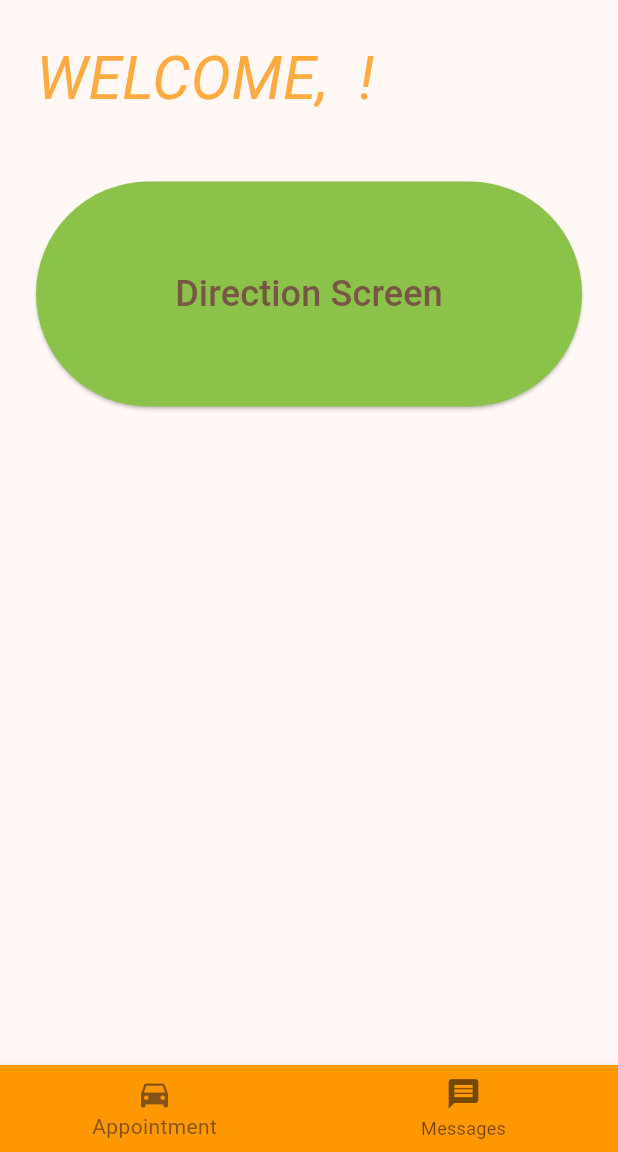
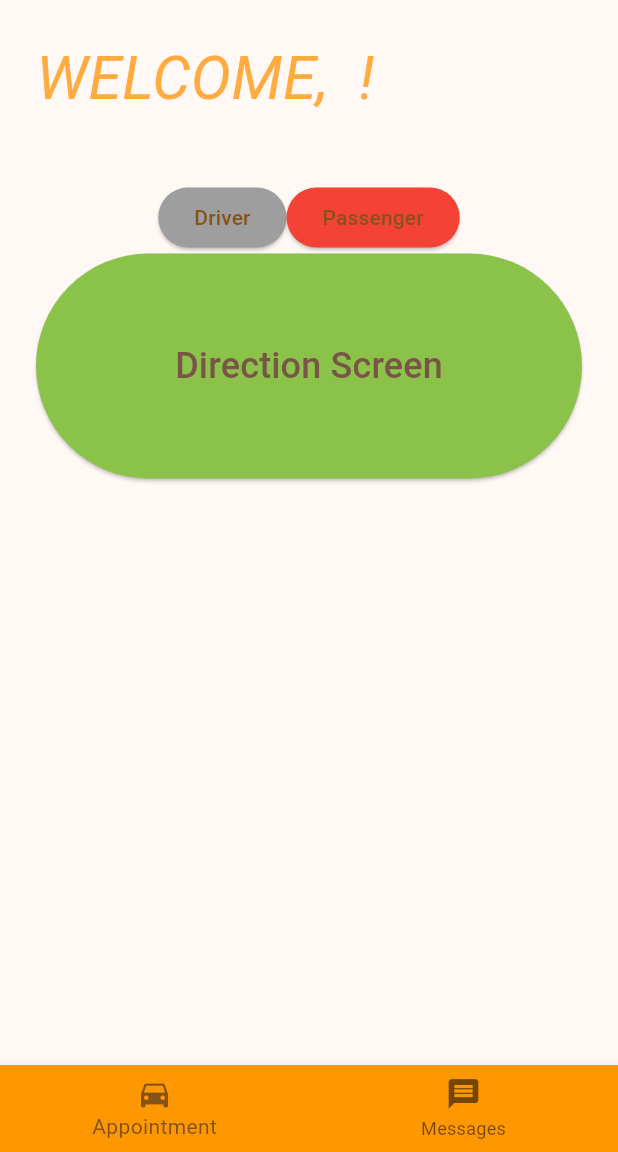
Before and after one commit to ykcnngl/ecodrive_SE380, a Flutter app: the MyHomePage screen opened directly, on a phone screen of 412 x 824 dp, the part 84-1236 px from its top. Run offline on Flutter 3.47's test engine with Material 3 defaults, Android fonts, the phone set to English and light mode, and no system bars; our stand-ins replace cloud_firestore, firebase_auth, firebase_core, geolocator, google_maps_flutter, image_picker; accounts and stored records are empty.

Commit message:
Update myhomepage.dart
Choosing Driver and Passenger part added to HomePage.

```diff
--- a/lib/Homepage/myhomepage.dart
+++ b/lib/Homepage/myhomepage.dart
@@ -18,8 +18,9 @@ class MyHomePage extends StatefulWidget {
 }
 
 class _MyHomePageState extends State<MyHomePage> {
-
   var username;
+  bool isDriver = false; // Driver mı Passenger mı bunu kontrol edecek
+  // Direction screnndekinin bundan farkı o direk ilk değer atıyor init state ile çalışma gibi
 
   @override
   void initState() {
@@ -38,14 +39,12 @@ class _MyHomePageState extends State<MyHomePage> {
 
   void signout() {
     FirebaseAuth.instance.signOut();
-    if(context.mounted){
-        Navigator.of(context)
-            .push(MaterialPageRoute(builder: (context) {
+    if (context.mounted) {
+      Navigator.of(context).push(MaterialPageRoute(builder: (context) {
         return const Welcomepage();
       }));
     }
   }
-
 
   @override
   Widget build(BuildContext context) {
@@ -82,6 +81,33 @@ class _MyHomePageState extends State<MyHomePage> {
               ),
             ),
             const SizedBox(height: 40),
+            Row(
+              mainAxisAlignment: MainAxisAlignment.center,
+              children: [
+                ElevatedButton(
+                  style: ElevatedButton.styleFrom(
+                    backgroundColor: isDriver ? Colors.blue : Colors.grey,
+                  ),
+                  onPressed: () {
+                    setState(() {
+                      isDriver = true;
+                    });
+                  },
+                  child: const Text('Driver'),
+                ),
+                ElevatedButton(
+                  style: ElevatedButton.styleFrom(
+                    backgroundColor: isDriver ? Colors.grey : Colors.red,
+                  ),
+                  onPressed: () {
+                    setState(() {
+                      isDriver = false;
+                    });
+                  },
+                  child: const Text('Passenger'),
+                ),
+                ],
+            ),
                 ElevatedButton(
                   style: ElevatedButton.styleFrom(
                       minimumSize: const Size(200, 150),
@@ -90,19 +116,20 @@ class _MyHomePageState extends State<MyHomePage> {
                     Navigator.of(context).push(
                       MaterialPageRoute(
                         builder: (context) {
-                      return const DirectionScreen();
+                          return DirectionScreen( isDriver: isDriver );
                         },
                       ),
                     );
                   },
-              child: const Text(
-                "Direction Screen",
+                  child: const Text("Direction Screen",
                     style: TextStyle(fontSize: 24, color: Colors.brown),
                   ),
                 ),
               ],
             ),
+
         ),
+
       drawer: Drawer(
         child: ListView(
           children: [
@@ -167,4 +194,3 @@ class _MyHomePageState extends State<MyHomePage> {
     );
   }
 }
-//updated version
```
Lines whose indentation alone changed are shown as unchanged.
